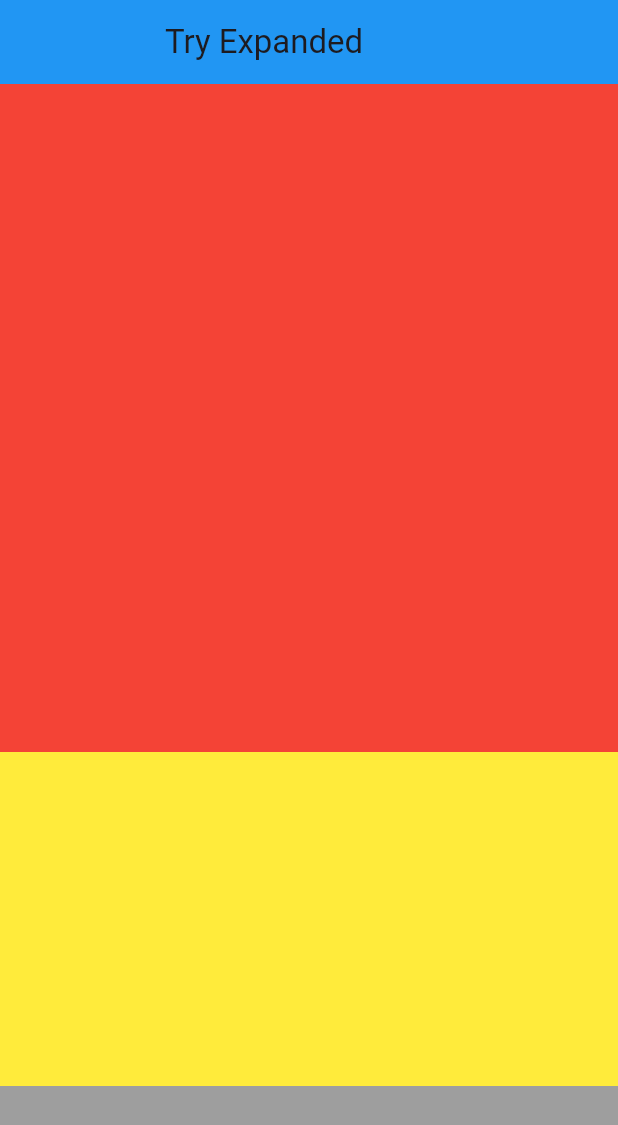
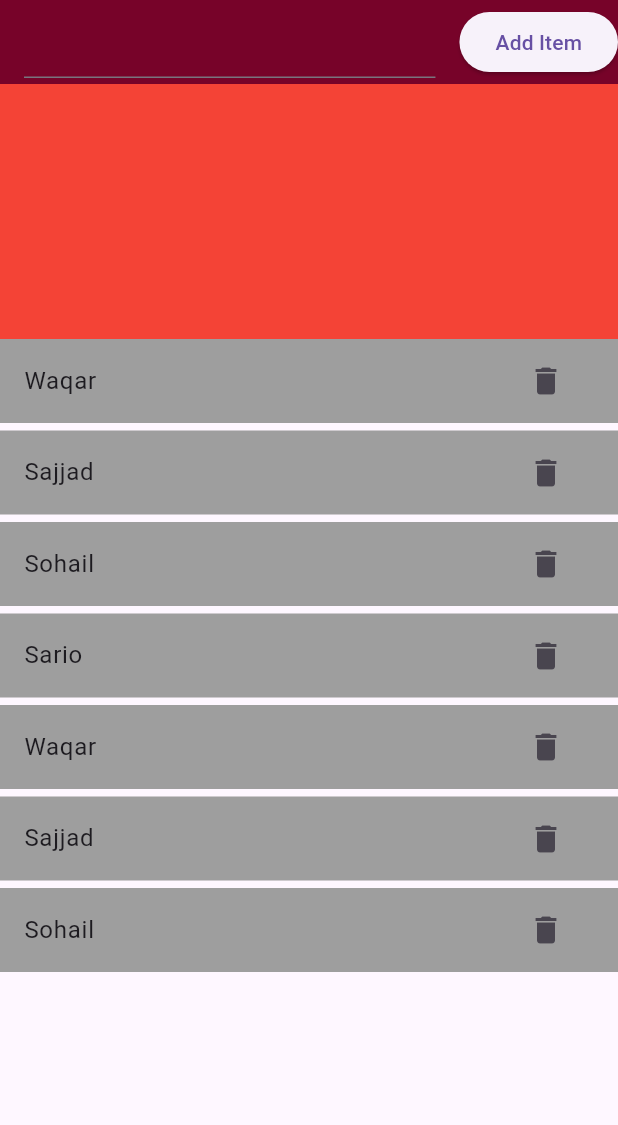
Before and after one commit to SuhAilMAnzoor/Fifth-Expanded-and-Updating-List, a Flutter app: the screen it shows after launch, on a phone screen of 412 x 824 dp. Shown: the top 1125 px of the screen. Run offline on Flutter 3.47's test engine with Material 3 defaults, Android fonts, the phone set to English and light mode, and no system bars.

Commit message:
ListView Builder with Expanded and Scrollable Rest of Listview Builder with add remote Functions

```diff
--- a/lib/01.list_builder_screen_over_flow_solved_with_scroll.dart
+++ b/lib/01.list_builder_screen_over_flow_solved_with_scroll.dart
@@ -1,6 +1,6 @@
 //Screen Overflow ho khatam ho chuki using physics and shrink wrap,
 //shrink kar dega is se zyada nahe bhagega jitna content hai us ke hasb se shrink kar wrap karga parent column men
-// shrinkwrap is used for those widgets those have not width and heigh if you are using
+// shrinkwrap is used for those widgets those have not width and height if you are using
 // same time and also we make it scrollable
 import 'package:flutter/material.dart';
 
--- /dev/null
+++ b/lib/03.list_view_builder_with_expandeds_scrollable.dart
@@ -0,0 +1,85 @@
+//Listview Builder with Expanded Scrollable
+//Make Container Or Any Widget at the top Like Banners like Advertising Ads or Announcment
+//and reset other content perform scrollable action expect Above Banner or Advertising
+import 'package:flutter/material.dart';
+
+class ListviewBuilderWithExpandedsScrollable extends StatefulWidget {
+  const ListviewBuilderWithExpandedsScrollable({super.key});
+
+  @override
+  State<ListviewBuilderWithExpandedsScrollable> createState() =>
+      _ListviewBuilderWithExpandedsScrollableState();
+}
+
+class _ListviewBuilderWithExpandedsScrollableState
+  extends State<ListviewBuilderWithExpandedsScrollable> {
+  TextEditingController friendListController = TextEditingController();
+
+  List friendList = ["Waqar", "Sajjad", "Sohail", "Sario", "Waqar", "Sajjad", "Sohail"];
+
+//Add Items using TextField
+  addItem() {
+    setState(() {
+      friendList.add("value");
+    });
+  }
+
+  // removeAt Function
+  removeItem({meraBanayahowa}) {
+    setState(() {
+      friendList.removeAt(meraBanayahowa); // Delete item from list
+    });
+  }
+
+  @override
+  Widget build(BuildContext context) {
+    return SafeArea(
+      child: Scaffold(
+        appBar: AppBar(
+          backgroundColor: const Color.fromARGB(255, 119, 3, 41),
+          title: TextField(
+            controller: friendListController,
+          ),
+          actions: [
+            ElevatedButton(
+                onPressed: () {
+                  setState(() {
+                    friendList.add(friendListController.text);
+                    friendListController.clear();
+                  });
+                },
+                child: const Text(
+                  "Add Item",
+                ))
+          ],
+        ),
+        body: Column(children: [
+          Container(
+            height: 170,    // Suppose This Container is Banner or Advs, its height of Banner or Ad is 170
+            color: Colors.red,
+          ),
+          Expanded(          // Expaneded is Use For Lisview.builder to to
+            child: ListView.builder(
+                itemCount: friendList.length,
+                itemBuilder: (context, index) {
+                  return Container(
+                    margin: const EdgeInsets.only(bottom: 5), // margin at bottom of each is 5
+                    child: ListTile(
+                      tileColor: Colors.grey,
+                      title: Text(friendList[index]),
+                      trailing: IconButton(
+                          onPressed: () {
+                            removeItem(meraBanayahowa: index);
+                          },
+                          icon: const Icon(
+                            Icons.delete),
+                          ),
+                    ),
+                  );
+                }),
+          ),
+        ]),
+      ),
+    );
+  }
+}
--- a/lib/main.dart
+++ b/lib/main.dart
@@ -1,4 +1,4 @@
-import 'package:fifth_expanded_and_updating_list/02.expanded.dart';
+import 'package:fifth_expanded_and_updating_list/03.list_view_builder_with_expandeds_scrollable.dart';
 import 'package:flutter/material.dart';
 
 void main() {
@@ -11,7 +11,7 @@ class MyApp extends StatelessWidget {
   @override
   Widget build(BuildContext context) {
     return const MaterialApp(
-      home: ContainerWithExpanded(),
+      home: ListviewBuilderWithExpandedsScrollable(),
     );
   }
 }
```
